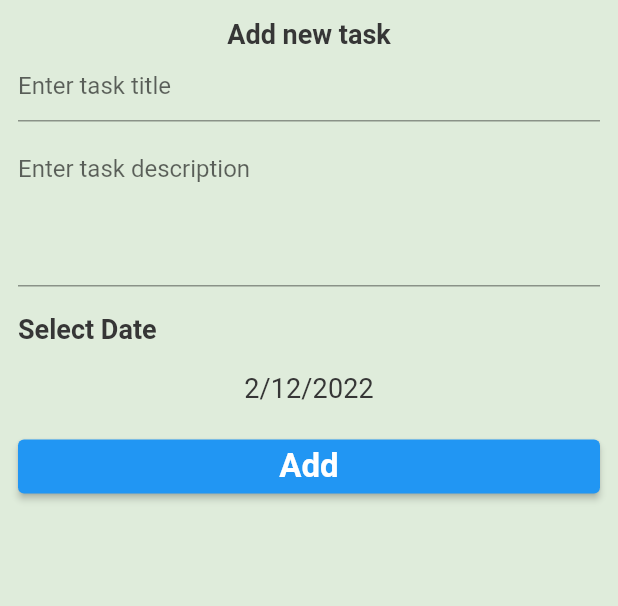
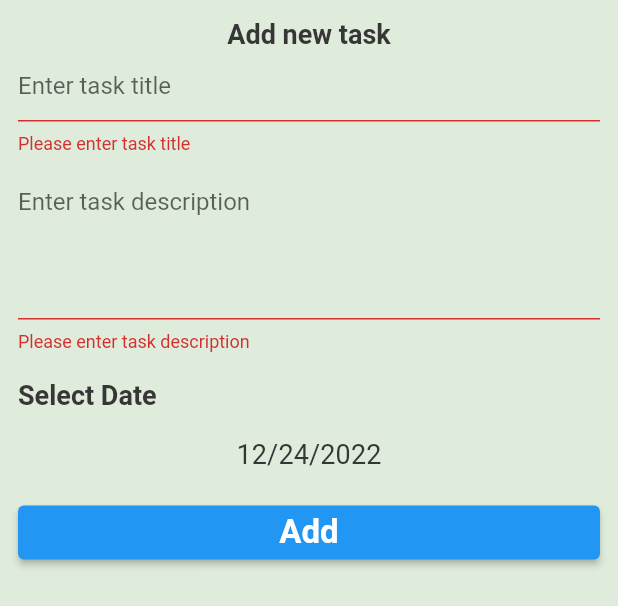
Before and after one commit to Amira-ElSafty/todo_app_fri_alex_c7, a Flutter app: the TaskListBottomSheet widget shown alone on an empty page, opened directly, after a tap on "Add", on a phone screen of 412 x 824 dp. Shown: the top 606 px of the screen. Run offline on Flutter 3.47's test engine with Material 2 defaults, Android fonts, the phone set to English and light mode, and no system bars; our stand-ins replace calendar_timeline, cloud_firestore, firebase_core, flutter_slidable; accounts and stored records are empty.

```diff
--- /dev/null
+++ b/lib/firebase_utils.dart
@@ -0,0 +1,19 @@
+import 'package:cloud_firestore/cloud_firestore.dart';
+import 'package:flutter_todo_app_fri_c7/model/task.dart';
+
+CollectionReference<Task> getTaskCollection(){
+  return FirebaseFirestore.instance.collection('task').
+  withConverter<Task>(
+      fromFirestore: ((snapshot, options) => Task.fromJson(snapshot.data()!)),
+      toFirestore: (task,options) =>task.toJson() );
+}
+
+Future<void> addTaskToFireStore(Task task) {
+  var collection = getTaskCollection();   // collection
+  var docRef = collection.doc();    // document
+  task.id = docRef.id ;       // id auto generated
+  return docRef.set(task);
+}
+Future<void> deleteTaskFromFireStore(Task task){
+  return getTaskCollection().doc(task.id).delete();
+}
--- a/lib/home/task_list/task_list_bottom_sheet.dart
+++ b/lib/home/task_list/task_list_bottom_sheet.dart
@@ -1,6 +1,17 @@
 import 'package:flutter/material.dart';
+import 'package:flutter_todo_app_fri_c7/firebase_utils.dart';
+import 'package:flutter_todo_app_fri_c7/model/task.dart';
 
-class TaskListBottomSheet extends StatelessWidget {
+class TaskListBottomSheet extends StatefulWidget {
+  @override
+  State<TaskListBottomSheet> createState() => _TaskListBottomSheetState();
+}
+
+class _TaskListBottomSheetState extends State<TaskListBottomSheet> {
+  String title = '';
+  String description = '';
+  DateTime selectedDate = DateTime.now();
+  var formKey = GlobalKey<FormState>();
 
   @override
   Widget build(BuildContext context) {
@@ -14,18 +25,37 @@ class TaskListBottomSheet extends StatelessWidget {
             textAlign: TextAlign.center,
           ),
           Form(
+            key: formKey,
               child: Column(
                 children: [
                   TextFormField(
                     decoration: InputDecoration(
                       hintText: 'Enter task title'
                     ),
+                    onChanged: (text){
+                      title = text ;
+                    },
+                    validator: (text){
+                      if(text == null || text.isEmpty){
+                        return 'Please enter task title';  // not valid
+                      }
+                      return null ;   // valid
+                    },
                   ),
                   SizedBox(height: 10,),
                   TextFormField(
                     decoration: InputDecoration(
                         hintText: 'Enter task description',
                     ),
+                    onChanged: (text){
+                      description = text ;
+                    },
+                    validator: (text){
+                      if(text == null || text.isEmpty){
+                        return 'Please enter task description'; // invalid
+                      }
+                      return null ;  // valid
+                    },
                     maxLines: 4,
                     minLines: 4,
                   ),
@@ -38,15 +68,18 @@ class TaskListBottomSheet extends StatelessWidget {
           InkWell(
             onTap: (){
               // show calender
+              chosenDate();
             },
-            child: Text('2/12/2022',
+            child: Text('${selectedDate.month}/${selectedDate.day}/${selectedDate.year}',
               style: Theme.of(context).primaryTextTheme.subtitle2,
               textAlign: TextAlign.center,
             ),
           ),
           SizedBox(height: 18,),
           ElevatedButton(
-              onPressed: (){},
+              onPressed: (){
+                addTask();
+              },
               child: Text('Add',
                 style: Theme.of(context).primaryTextTheme.headline1,
               )
@@ -55,4 +88,32 @@ class TaskListBottomSheet extends StatelessWidget {
       ),
     );
   }
+
+  void chosenDate() async{
+    var chosenDate = await showDatePicker(
+        context: context,
+        initialDate: DateTime.now(),
+        firstDate: DateTime.now(),
+        lastDate: DateTime.now().add(Duration(days: 365)));
+    if(chosenDate != null){
+      selectedDate = chosenDate ;
+      setState(() {
+
+      });
+    }
+  }
+
+  void addTask() {
+    if(formKey.currentState?.validate() == true){
+      // add task
+      Task task = Task(
+          title: title,
+          description: description,
+          date: selectedDate.millisecondsSinceEpoch);
+      addTaskToFireStore(task).timeout(Duration(milliseconds: 500),onTimeout: (){
+        print('task was added successfully');
+        Navigator.pop(context);
+      });
+    }
+  }
 }
--- a/lib/home/task_list/task_list_tab.dart
+++ b/lib/home/task_list/task_list_tab.dart
@@ -1,19 +1,34 @@
 import 'package:calendar_timeline/calendar_timeline.dart';
+import 'package:cloud_firestore/cloud_firestore.dart';
 import 'package:flutter/material.dart';
+import 'package:flutter_todo_app_fri_c7/firebase_utils.dart';
 import 'package:flutter_todo_app_fri_c7/home/task_list/item_task_widget.dart';
+import 'package:flutter_todo_app_fri_c7/model/task.dart';
 import 'package:flutter_todo_app_fri_c7/my_theme.dart';
+import 'package:flutter_todo_app_fri_c7/provider/list_provider.dart';
+import 'package:provider/provider.dart';
 
-class TaskListTab extends StatelessWidget {
+class TaskListTab extends StatefulWidget {
+  @override
+  State<TaskListTab> createState() => _TaskListTabState();
+}
+
+class _TaskListTabState extends State<TaskListTab> {
   @override
   Widget build(BuildContext context) {
+    var listProvider = Provider.of<ListProvider>(context);
+      listProvider.getAllTasksFromFireStore();
+
     return Container(
       child: Column(
         children: [
           CalendarTimeline(
-            initialDate: DateTime.now(),
+            initialDate: listProvider.selectedDate,
             firstDate: DateTime.now().subtract(Duration(days: 365)),
             lastDate: DateTime.now().add(Duration(days: 365)),
-            onDateSelected: (date) => print(date), // logic
+            onDateSelected: (date) {
+              listProvider.changeSelectedDate(date);
+            }, // logic
             leftMargin: 20,
             monthColor: MyThemeData.blackColor,
             dayColor: MyThemeData.blackColor,
@@ -26,13 +41,14 @@ class TaskListTab extends StatelessWidget {
           Expanded(
             child: ListView.builder(
                 itemBuilder: (context,index){
-                  return ItemTaskWidget();
+                  return ItemTaskWidget(task: listProvider.taskList[index],);
                 },
-              itemCount: 20,
+              itemCount: listProvider.taskList.length,
             ),
           )
         ],
       ),
     );
   }
+
 }
--- a/lib/main.dart
+++ b/lib/main.dart
@@ -3,12 +3,16 @@ import 'package:firebase_core/firebase_core.dart';
 import 'package:flutter/material.dart';
 import 'package:flutter_todo_app_fri_c7/home/home_screen.dart';
 import 'package:flutter_todo_app_fri_c7/my_theme.dart';
+import 'package:flutter_todo_app_fri_c7/provider/list_provider.dart';
+import 'package:provider/provider.dart';
 
 void main()async{
   WidgetsFlutterBinding.ensureInitialized();
   await Firebase.initializeApp();
   await FirebaseFirestore.instance.disableNetwork();  // offline
-  runApp(MyApp());
+  runApp(ChangeNotifierProvider(
+    create: (context) => ListProvider(),
+      child: MyApp()));
 }
 class MyApp extends StatelessWidget {
 
--- /dev/null
+++ b/lib/model/task.dart
@@ -0,0 +1,33 @@
+class Task {
+  String id;
+  String title;
+  String description;
+  bool isDone;
+  int date;
+
+  Task(
+      {this.id = '',
+      required this.title,
+      required this.description,
+      required this.date,
+      this.isDone = false});
+
+
+  Task.fromJson(Map<String,dynamic> json):this(
+    id: json['id'] as String,
+    title: json['title'] as String,
+    description: json['description'] as String,
+    date: json['date'] as int ,
+    isDone: json['isDone'] as bool
+  );
+
+  Map<String,dynamic> toJson(){    //
+    return {
+      "id" : id ,
+      "title" : title,
+      "description" : description,
+      "date" : date,
+      "isDone" : isDone,
+    };
+  }
+}
--- /dev/null
+++ b/lib/provider/list_provider.dart
@@ -0,0 +1,43 @@
+import 'package:cloud_firestore/cloud_firestore.dart';
+import 'package:flutter/material.dart';
+import 'package:flutter_todo_app_fri_c7/firebase_utils.dart';
+import 'package:flutter_todo_app_fri_c7/model/task.dart';
+
+class ListProvider extends ChangeNotifier{
+  List<Task> taskList = [];
+  DateTime selectedDate = DateTime.now();
+
+  getAllTasksFromFireStore()async{
+    QuerySnapshot<Task> querySnapshot = await getTaskCollection().get();
+    taskList = querySnapshot.docs.map((doc) {
+      return doc.data();
+    }).toList();
+
+    /// todo filter tasks (selected date)
+    /// 9/12/2022   => selected date
+    taskList = taskList.where((task){
+      DateTime dateTime = DateTime.fromMillisecondsSinceEpoch(task.date);   //
+      if(dateTime.year == selectedDate.year &&
+          dateTime.month == selectedDate.month &&
+          dateTime.day == selectedDate.day
+      ){
+        return true ;
+      }
+      return false ;
+    }).toList();
+
+    /// todo sort list
+    taskList.sort((Task task1 , Task task2){
+      DateTime dateTime1 = DateTime.fromMillisecondsSinceEpoch(task1.date);
+      DateTime dateTime2= DateTime.fromMillisecondsSinceEpoch(task2.date);
+      return dateTime1.compareTo(dateTime2);
+    });
+    notifyListeners();
+  }
+
+  void changeSelectedDate(DateTime newDate){
+    selectedDate = newDate ;
+    notifyListeners();
+  }
+
+}
--- a/pubspec.yaml
+++ b/pubspec.yaml
@@ -37,6 +37,8 @@ dependencies:
   cupertino_icons: ^1.0.2
   firebase_core: ^2.3.0
   cloud_firestore: ^4.1.0
+  provider: ^6.0.4
+  flutter_slidable: ^2.0.0
 
 dev_dependencies:
   flutter_test:
```
Also changed, not shown: lib/home/task_list/item_task_widget.dart (+40 -3 lines), pubspec.lock.
